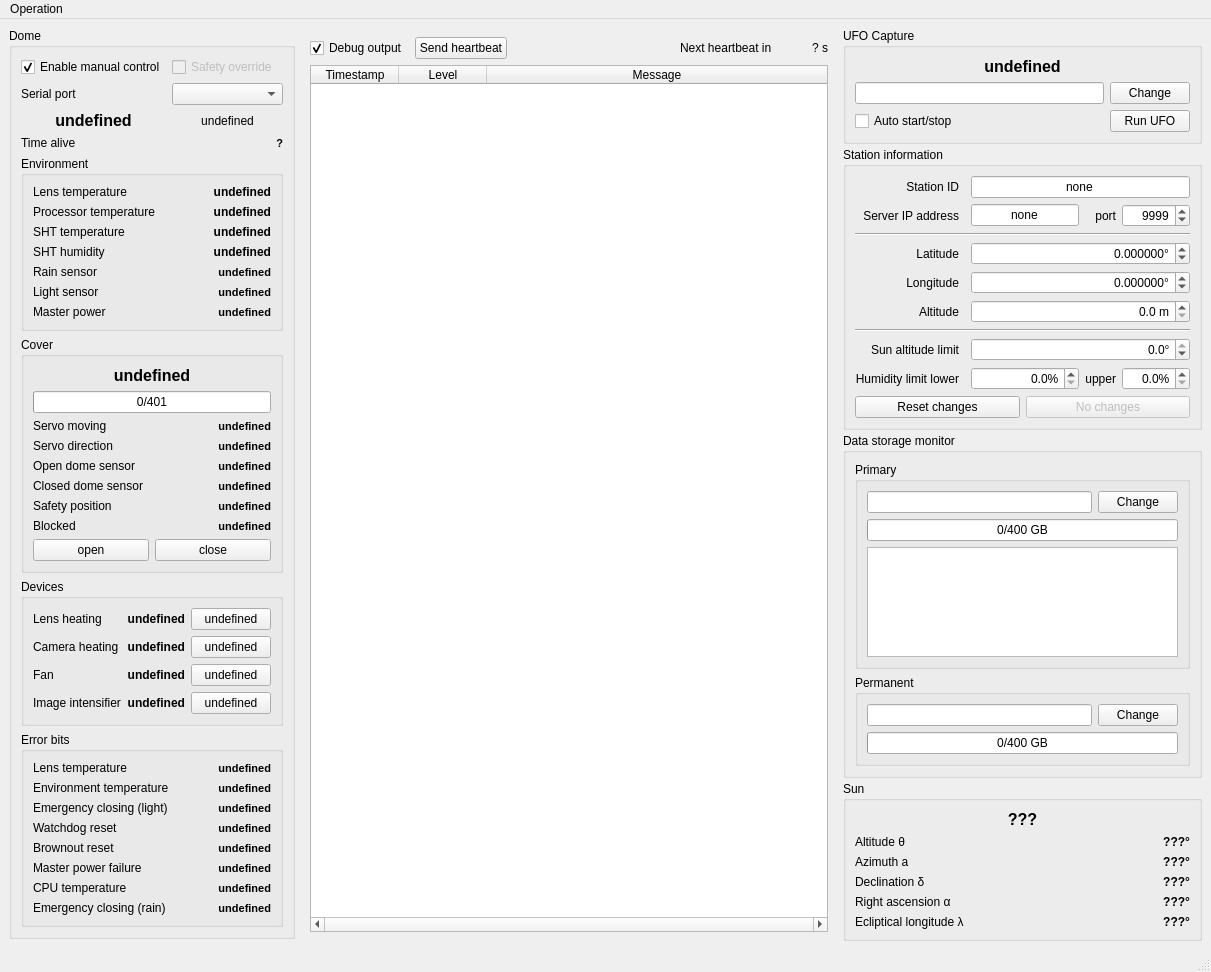
Above: mainwindow.ui from AMOS-uniba/amos-client before the change. Below: the same form after it.
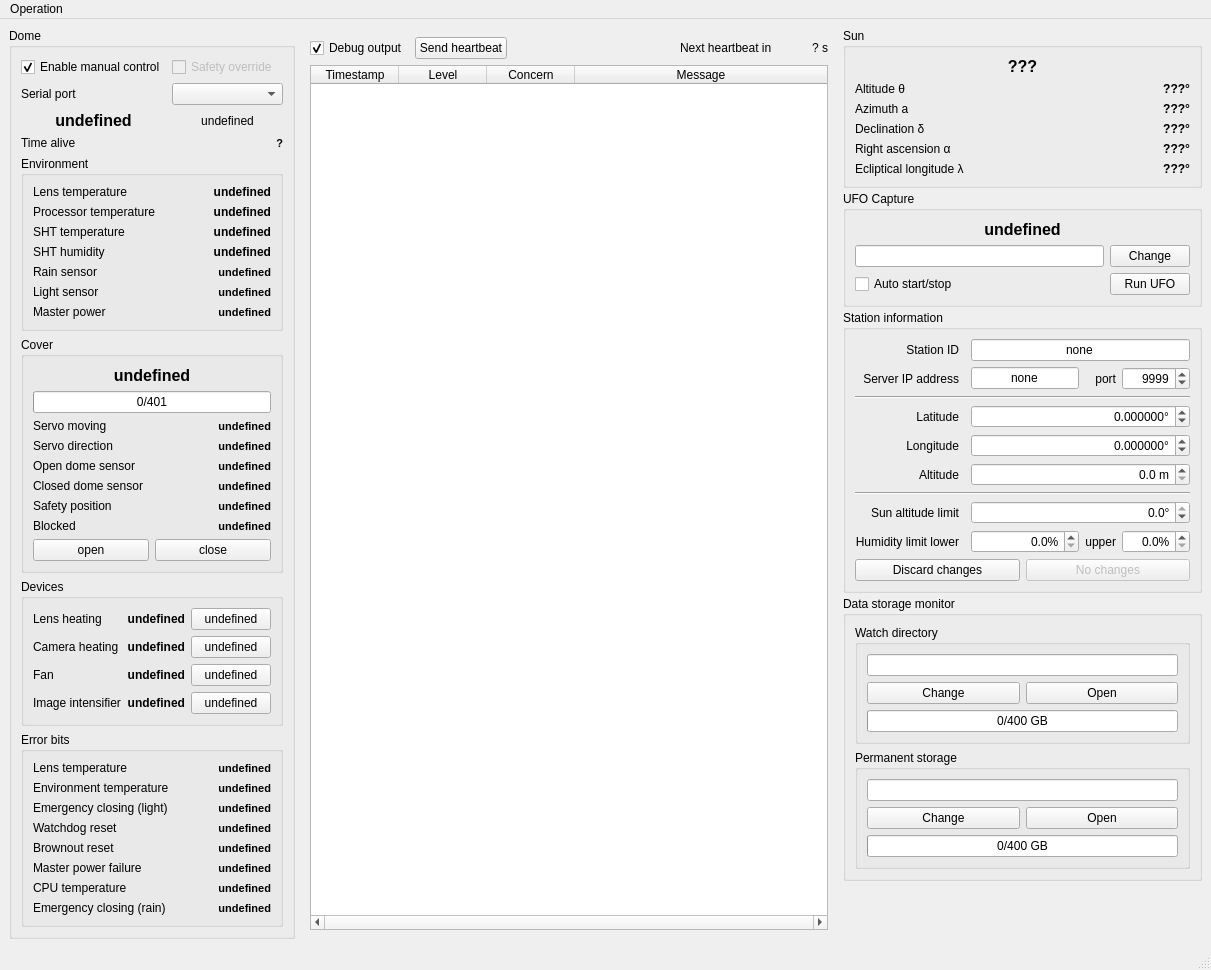
That is the form after the change. Icons and pictures are not drawn.

What changed in the file:
```diff
--- a/mainwindow.ui
+++ b/mainwindow.ui
@@ -1023,7 +1023,7 @@
           <number>0</number>
          </property>
          <property name="columnCount">
-          <number>3</number>
+          <number>4</number>
          </property>
          <attribute name="horizontalHeaderMinimumSectionSize">
           <number>45</number>
@@ -1062,6 +1062,11 @@
            <set>AlignCenter</set>
           </property>
          </column>
+         <column>
+          <property name="text">
+           <string>Concern</string>
+          </property>
+         </column>
          <column>
           <property name="text">
            <string>Message</string>
@@ -1129,6 +1134,159 @@
        <property name="bottomMargin">
         <number>0</number>
        </property>
+       <item>
+        <widget class="QGroupBox" name="group_sun">
+         <property name="sizePolicy">
+          <sizepolicy hsizetype="Minimum" vsizetype="Preferred">
+           <horstretch>0</horstretch>
+           <verstretch>0</verstretch>
+          </sizepolicy>
+         </property>
+         <property name="title">
+          <string>Sun</string>
+         </property>
+         <layout class="QGridLayout" name="gridLayout_6">
+          <item row="1" column="1">
+           <widget class="QLabel" name="lb_hor_altitude">
+            <property name="font">
+             <font>
+              <weight>75</weight>
+              <bold>true</bold>
+              <kerning>true</kerning>
+             </font>
+            </property>
+            <property name="text">
+             <string>???°</string>
+            </property>
+            <property name="alignment">
+             <set>Qt::AlignRight|Qt::AlignTrailing|Qt::AlignVCenter</set>
+            </property>
+           </widget>
+          </item>
+          <item row="6" column="0">
+           <widget class="QLabel" name="lb_ecl_lon">
+            <property name="text">
+             <string>Ecliptical longitude λ</string>
+            </property>
+           </widget>
+          </item>
+          <item row="5" column="0">
+           <widget class="QLabel" name="lb_eq_lon">
+            <property name="text">
+             <string>Right ascension α</string>
+            </property>
+           </widget>
+          </item>
+          <item row="4" column="1">
+           <widget class="QLabel" name="lb_eq_latitude">
+            <property name="font">
+             <font>
+              <weight>75</weight>
+              <bold>true</bold>
+              <kerning>true</kerning>
+             </font>
+            </property>
+            <property name="text">
+             <string>???°</string>
+            </property>
+            <property name="alignment">
+             <set>Qt::AlignRight|Qt::AlignTrailing|Qt::AlignVCenter</set>
+            </property>
+           </widget>
+          </item>
+          <item row="5" column="1">
+           <widget class="QLabel" name="lb_eq_longitude">
+            <property name="font">
+             <font>
+              <weight>75</weight>
+              <bold>true</bold>
+              <kerning>true</kerning>
+             </font>
+            </property>
+            <property name="text">
+             <string>???°</string>
+            </property>
+            <property name="alignment">
+             <set>Qt::AlignRight|Qt::AlignTrailing|Qt::AlignVCenter</set>
+            </property>
+           </widget>
+          </item>
+          <item row="2" column="1">
+           <widget class="QLabel" name="lb_hor_azimuth">
+            <property name="font">
+             <font>
+              <weight>75</weight>
+              <bold>true</bold>
+              <kerning>true</kerning>
+             </font>
+            </property>
+            <property name="text">
+             <string>???°</string>
+            </property>
+            <property name="alignment">
+             <set>Qt::AlignRight|Qt::AlignTrailing|Qt::AlignVCenter</set>
+            </property>
+           </widget>
+          </item>
+          <item row="1" column="0">
+           <widget class="QLabel" name="lb_hor_alt">
+            <property name="text">
+             <string>Altitude θ</string>
+            </property>
+           </widget>
+          </item>
+          <item row="4" column="0">
+           <widget class="QLabel" name="lb_eq_lat">
+            <property name="text">
+             <string>Declination δ</string>
+            </property>
+           </widget>
+          </item>
+          <item row="6" column="1">
+           <widget class="QLabel" name="lb_ecl_longitude">
+            <property name="font">
+             <font>
+              <weight>75</weight>
+              <bold>true</bold>
+              <kerning>true</kerning>
+             </font>
+            </property>
+            <property name="text">
+             <string>???°</string>
+            </property>
+            <property name="alignment">
+             <set>Qt::AlignRight|Qt::AlignTrailing|Qt::AlignVCenter</set>
+            </property>
+           </widget>
+          </item>
+          <item row="2" column="0">
+           <widget class="QLabel" name="lb_hor_az">
+            <property name="text">
+             <string>&lt;html&gt;&lt;head/&gt;&lt;body&gt;&lt;p&gt;Azimuth a&lt;/p&gt;&lt;/body&gt;&lt;/html&gt;</string>
+            </property>
+           </widget>
+          </item>
+          <item row="0" column="0" colspan="2">
+           <widget class="QLabel" name="lb_sun_status">
+            <property name="font">
+             <font>
+              <pointsize>12</pointsize>
+              <weight>75</weight>
+              <bold>true</bold>
+              <kerning>true</kerning>
+             </font>
+            </property>
+            <property name="text">
+             <string>???</string>
+            </property>
+            <property name="alignment">
+             <set>Qt::AlignCenter</set>
+            </property>
+           </widget>
+          </item>
+         </layout>
+        </widget>
+       </item>
        <item>
         <widget class="QGroupBox" name="group_ufo">
          <property name="sizePolicy">
@@ -1364,7 +1522,7 @@
                <string>reset the changes</string>
               </property>
               <property name="text">
-               <string>Reset changes</string>
+               <string>Discard changes</string>
               </property>
              </widget>
             </item>
@@ -1586,27 +1744,10 @@
           <item>
            <widget class="QGroupBox" name="gb_primary">
             <property name="title">
-             <string>Primary</string>
+             <string>Watch directory</string>
             </property>
             <layout class="QGridLayout" name="gridLayout_10">
-             <item row="0" column="1">
-              <widget class="QPushButton" name="bt_primary">
-               <property name="text">
-                <string>Change</string>
-               </property>
-              </widget>
-             </item>
-             <item row="0" column="0">
-              <widget class="QLineEdit" name="le_primary">
-               <property name="cursor">
-                <cursorShape>ForbiddenCursor</cursorShape>
-               </property>
-               <property name="readOnly">
-                <bool>true</bool>
-               </property>
-              </widget>
-             </item>
-             <item row="1" column="0" colspan="2">
+             <item row="2" column="0" colspan="2">
               <widget class="QProgressBar" name="pb_primary">
                <property name="maximum">
                 <number>400</number>
@@ -1619,19 +1760,27 @@
                </property>
               </widget>
              </item>
-             <item row="2" column="0" colspan="2">
-              <widget class="QListWidget" name="listWidget">
-               <property name="sizePolicy">
-                <sizepolicy hsizetype="Expanding" vsizetype="Fixed">
-                 <horstretch>0</horstretch>
-                 <verstretch>0</verstretch>
-                </sizepolicy>
+             <item row="1" column="0">
+              <widget class="QPushButton" name="bt_watch_change">
+               <property name="text">
+                <string>Change</string>
                </property>
-               <property name="maximumSize">
-                <size>
-                 <width>16777215</width>
-                 <height>110</height>
-                </size>
+              </widget>
+             </item>
+             <item row="1" column="1">
+              <widget class="QPushButton" name="bt_watch_open">
+               <property name="text">
+                <string>Open</string>
+               </property>
+              </widget>
+             </item>
+             <item row="0" column="0" colspan="2">
+              <widget class="QLineEdit" name="le_primary">
+               <property name="cursor">
+                <cursorShape>ForbiddenCursor</cursorShape>
+               </property>
+               <property name="readOnly">
+                <bool>true</bool>
                </property>
               </widget>
              </item>
@@ -1641,27 +1790,10 @@
           <item>
            <widget class="QGroupBox" name="gb_permanent">
             <property name="title">
-             <string>Permanent</string>
+             <string>Permanent storage</string>
             </property>
             <layout class="QGridLayout" name="gridLayout_9">
-             <item row="0" column="0">
-              <widget class="QLineEdit" name="le_permanent">
-               <property name="cursor">
-                <cursorShape>ForbiddenCursor</cursorShape>
-               </property>
-               <property name="readOnly">
-                <bool>true</bool>
-               </property>
-              </widget>
-             </item>
-             <item row="0" column="1">
-              <widget class="QPushButton" name="bt_permanent">
-               <property name="text">
-                <string>Change</string>
-               </property>
-              </widget>
-             </item>
-             <item row="1" column="0" colspan="2">
+             <item row="2" column="0" colspan="2">
               <widget class="QProgressBar" name="pb_permanent">
                <property name="maximum">
                 <number>400</number>
@@ -1674,165 +1806,36 @@
                </property>
               </widget>
              </item>
+             <item row="1" column="0">
+              <widget class="QPushButton" name="bt_permanent">
+               <property name="text">
+                <string>Change</string>
+               </property>
+              </widget>
+             </item>
+             <item row="1" column="1">
+              <widget class="QPushButton" name="bt_permanent_open">
+               <property name="text">
+                <string>Open</string>
+               </property>
+              </widget>
+             </item>
+             <item row="0" column="0" colspan="2">
+              <widget class="QLineEdit" name="le_permanent">
+               <property name="cursor">
+                <cursorShape>ForbiddenCursor</cursorShape>
+               </property>
+               <property name="readOnly">
+                <bool>true</bool>
+               </property>
+              </widget>
+             </item>
             </layout>
            </widget>
           </item>
          </layout>
         </widget>
        </item>
-       <item>
-        <widget class="QGroupBox" name="group_sun">
-         <property name="sizePolicy">
-          <sizepolicy hsizetype="Minimum" vsizetype="Preferred">
-           <horstretch>0</horstretch>
-           <verstretch>0</verstretch>
-          </sizepolicy>
-         </property>
-         <property name="title">
-          <string>Sun</string>
-         </property>
-         <layout class="QGridLayout" name="gridLayout_6">
-          <item row="1" column="1">
-           <widget class="QLabel" name="lb_hor_altitude">
-            <property name="font">
-             <font>
-              <weight>75</weight>
-              <bold>true</bold>
-              <kerning>true</kerning>
-             </font>
-            </property>
-            <property name="text">
-             <string>???°</string>
-            </property>
-            <property name="alignment">
-             <set>Qt::AlignRight|Qt::AlignTrailing|Qt::AlignVCenter</set>
-            </property>
-           </widget>
-          </item>
-          <item row="6" column="0">
-           <widget class="QLabel" name="lb_ecl_lon">
-            <property name="text">
-             <string>Ecliptical longitude λ</string>
-            </property>
-           </widget>
-          </item>
-          <item row="5" column="0">
-           <widget class="QLabel" name="lb_eq_lon">
-            <property name="text">
-             <string>Right ascension α</string>
-            </property>
-           </widget>
-          </item>
-          <item row="4" column="1">
-           <widget class="QLabel" name="lb_eq_latitude">
-            <property name="font">
-             <font>
-              <weight>75</weight>
-              <bold>true</bold>
-              <kerning>true</kerning>
-             </font>
-            </property>
-            <property name="text">
-             <string>???°</string>
-            </property>
-            <property name="alignment">
-             <set>Qt::AlignRight|Qt::AlignTrailing|Qt::AlignVCenter</set>
-            </property>
-           </widget>
-          </item>
-          <item row="5" column="1">
-           <widget class="QLabel" name="lb_eq_longitude">
-            <property name="font">
-             <font>
-              <weight>75</weight>
-              <bold>true</bold>
-              <kerning>true</kerning>
-             </font>
-            </property>
-            <property name="text">
-             <string>???°</string>
-            </property>
-            <property name="alignment">
-             <set>Qt::AlignRight|Qt::AlignTrailing|Qt::AlignVCenter</set>
-            </property>
-           </widget>
-          </item>
-          <item row="2" column="1">
-           <widget class="QLabel" name="lb_hor_azimuth">
-            <property name="font">
-             <font>
-              <weight>75</weight>
-              <bold>true</bold>
-              <kerning>true</kerning>
-             </font>
-            </property>
-            <property name="text">
-             <string>???°</string>
-            </property>
-            <property name="alignment">
-             <set>Qt::AlignRight|Qt::AlignTrailing|Qt::AlignVCenter</set>
-            </property>
-           </widget>
-          </item>
-          <item row="1" column="0">
-           <widget class="QLabel" name="lb_hor_alt">
-            <property name="text">
-             <string>Altitude θ</string>
-            </property>
-           </widget>
-          </item>
-          <item row="4" column="0">
-           <widget class="QLabel" name="lb_eq_lat">
-            <property name="text">
-             <string>Declination δ</string>
-            </property>
-           </widget>
-          </item>
-          <item row="6" column="1">
-           <widget class="QLabel" name="lb_ecl_longitude">
-            <property name="font">
-             <font>
-              <weight>75</weight>
-              <bold>true</bold>
-              <kerning>true</kerning>
-             </font>
-            </property>
-            <property name="text">
-             <string>???°</string>
-            </property>
-            <property name="alignment">
-             <set>Qt::AlignRight|Qt::AlignTrailing|Qt::AlignVCenter</set>
-            </property>
-           </widget>
-          </item>
-          <item row="2" column="0">
-           <widget class="QLabel" name="lb_hor_az">
-            <property name="text">
-             <string>&lt;html&gt;&lt;head/&gt;&lt;body&gt;&lt;p&gt;Azimuth a&lt;/p&gt;&lt;/body&gt;&lt;/html&gt;</string>
-            </property>
-           </widget>
-          </item>
-          <item row="0" column="0" colspan="2">
-           <widget class="QLabel" name="lb_sun_status">
-            <property name="font">
-             <font>
-              <pointsize>12</pointsize>
-              <weight>75</weight>
-              <bold>true</bold>
-              <kerning>true</kerning>
-             </font>
-            </property>
-            <property name="text">
-             <string>???</string>
-            </property>
-            <property name="alignment">
-             <set>Qt::AlignCenter</set>
-            </property>
-           </widget>
-          </item>
-         </layout>
-        </widget>
-       </item>
        <item>
         <spacer name="verticalSpacer_2">
          <property name="orientation">
```
Left out of the diff: 7 changed lines with no effect on the pictures.
